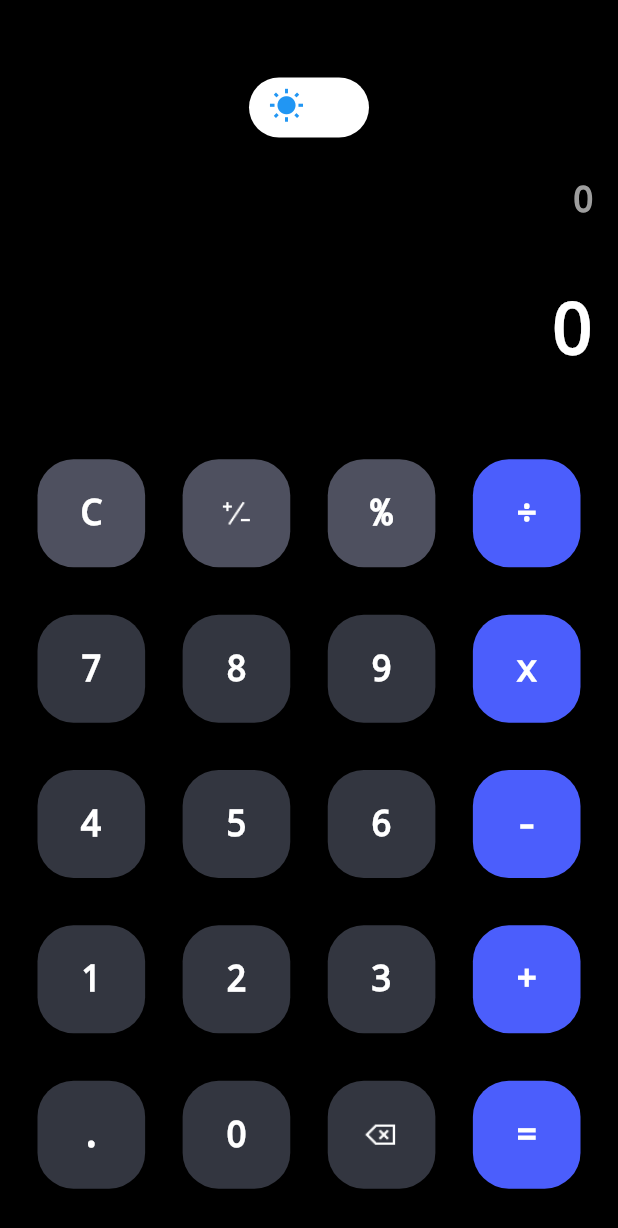
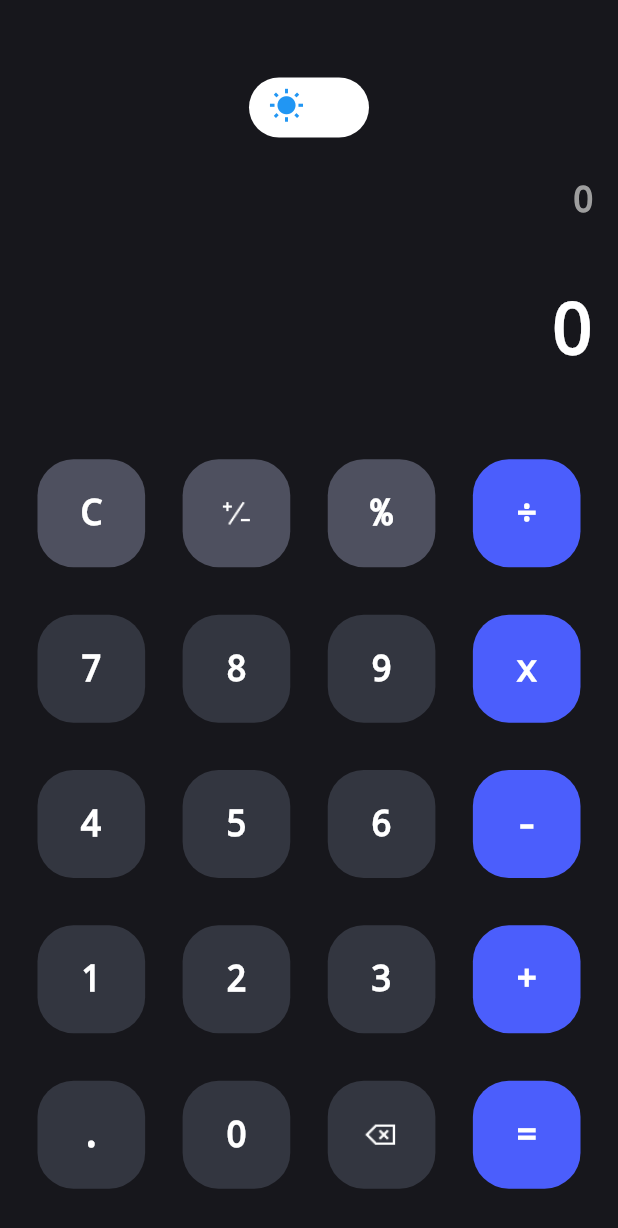
Before and after one commit to BrunoAlexys/calculadora-projeto, a Flutter app: the screen it shows after launch, on a phone screen of 412 x 824 dp. Shown: the top 1228 px of the screen. Run offline on Flutter 3.47's test engine with Material 3 defaults, Android fonts, the phone set to English and light mode, and no system bars.

Commit message:
Alterando a cor de fundo

```diff
--- a/lib/main.dart
+++ b/lib/main.dart
@@ -40,7 +40,7 @@ class _CalculadoraState extends State<Calculadora> {
         Expanded(
             flex: 1,
             child: Container(
-              color: Colors.black,
+              color: Color(0xFF17171C),
               child: Column(
                 mainAxisAlignment: MainAxisAlignment.spaceEvenly,
                 children: [
@@ -98,7 +98,7 @@ class _CalculadoraState extends State<Calculadora> {
         Expanded(
             flex: 2,
             child: Container(
-              color: Colors.black,
+              color: Color(0xFF17171C),
               child: Column(
                 mainAxisAlignment: MainAxisAlignment.spaceEvenly,
                 children: [
```
